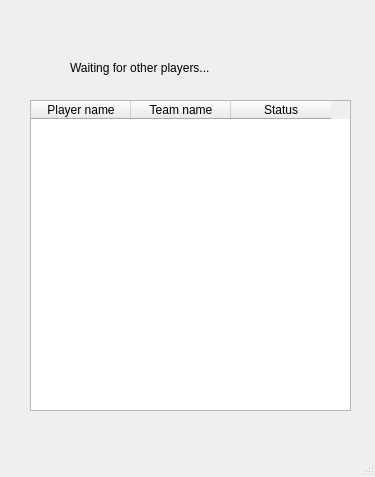
Before: the Qt Designer form frontend/resources/waiting_menu.ui in ErenBYilmaz/EsportsManagerManager, drawn with Qt 5.
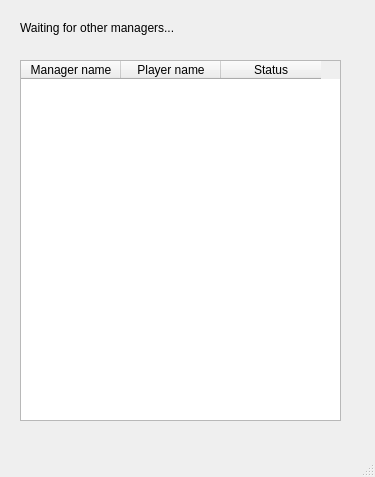
After: the same form once the commit is applied.

Patch:
```diff
--- a/frontend/resources/waiting_menu.ui
+++ b/frontend/resources/waiting_menu.ui
@@ -17,25 +17,28 @@
    <widget class="QTableWidget" name="otherUserTableWidget">
     <property name="geometry">
      <rect>
-      <x>30</x>
-      <y>100</y>
+      <x>20</x>
+      <y>60</y>
       <width>321</width>
-      <height>311</height>
+      <height>361</height>
      </rect>
     </property>
     <property name="sortingEnabled">
      <bool>true</bool>
     </property>
+    <attribute name="verticalHeaderVisible">
+     <bool>false</bool>
+    </attribute>
+    <column>
+     <property name="text">
+      <string>Manager name</string>
+     </property>
+    </column>
     <column>
      <property name="text">
       <string>Player name</string>
      </property>
     </column>
-    <column>
-     <property name="text">
-      <string>Team name</string>
-     </property>
-    </column>
     <column>
      <property name="text">
       <string>Status</string>
@@ -45,14 +48,14 @@
    <widget class="QLabel" name="label">
     <property name="geometry">
      <rect>
-      <x>70</x>
-      <y>60</y>
+      <x>20</x>
+      <y>20</y>
       <width>161</width>
       <height>16</height>
      </rect>
     </property>
     <property name="text">
-     <string>Waiting for other players...</string>
+     <string>Waiting for other managers...</string>
     </property>
    </widget>
   </widget>
```
Left out of the diff: 4 changed lines with no effect on the pictures.
